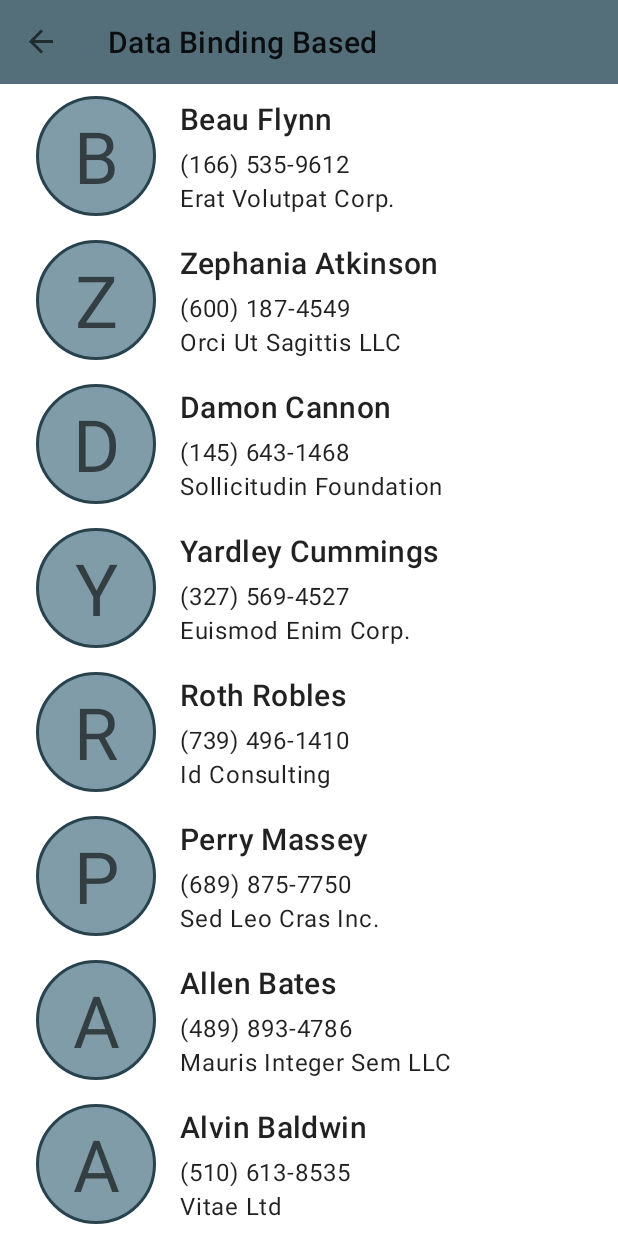
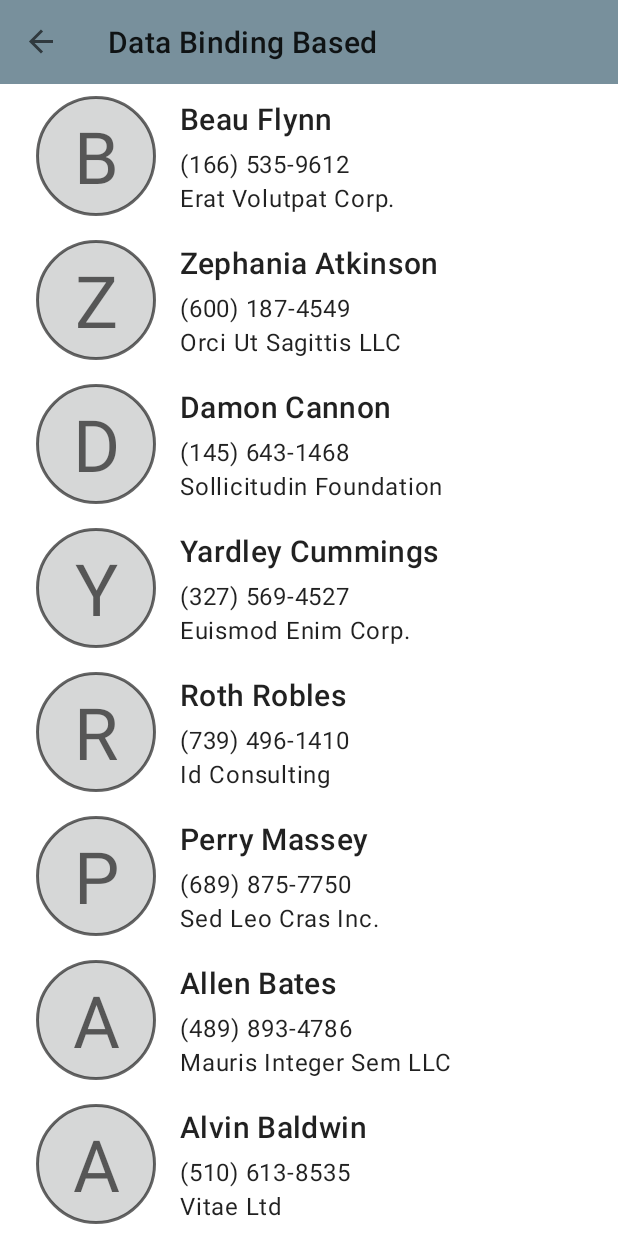
Before and after one commit to amardeshbd/android-recyclerview-onclick-listener, an Android app: the DataBindingAssistedFragment screen opened through its navigation route, on a phone screen of 412 x 824 dp. Run offline under Robolectric (Android 15) with nearby library versions, the phone set to English and light mode, and no system bars; our stand-ins replace Dagger/Hilt's generated code, Timber, data binding, navigation-ui; libraries missing offline, so code that uses them is left out: androidx.hilt.lifecycle.

Commit message:
[UPDATE] Theme to be bit lighter shade
Fixed the circle color for dark and light mode.

```diff
--- a/app/src/main/res/drawable/circle.xml
+++ b/app/src/main/res/drawable/circle.xml
@@ -4,9 +4,9 @@
     android:shape="ring"
     android:thicknessRatio="2"
     android:useLevel="false">
-    <solid android:color="@color/primaryLightColor" />
+    <solid android:color="?attr/colorButtonNormal" />
 
     <stroke
         android:width="2dp"
-        android:color="@color/primaryDarkColor" />
+        android:color="?attr/colorControlNormal" />
 </shape>
--- a/app/src/main/res/values/colors.xml
+++ b/app/src/main/res/values/colors.xml
@@ -1,14 +1,14 @@
 <?xml version="1.0" encoding="utf-8"?>
 <resources>
-    <color name="primaryColor">#546e7a</color>
-    <color name="primaryLightColor">#819ca9</color>
-    <color name="primaryDarkColor">#29434e</color>
-    <color name="secondaryColor">#7cb342</color>
-    <color name="secondaryLightColor">#aee571</color>
-    <color name="secondaryDarkColor">#4b830d</color>
-    <color name="primaryTextColor">#ffffff</color>
+    <color name="primaryColor">#78909c</color>
+    <color name="primaryLightColor">#a7c0cd</color>
+    <color name="primaryDarkColor">#4b636e</color>
+    <color name="secondaryColor">#7bb241</color>
+    <color name="secondaryLightColor">#ade470</color>
+    <color name="secondaryDarkColor">#4a820c</color>
+    <color name="primaryTextColor">#000000</color>
     <color name="secondaryTextColor">#000000</color>
-    <color name="teal_700">#FF018786</color>
+
     <color name="black">#FF000000</color>
     <color name="white">#FFFFFFFF</color>
 </resources>
```
